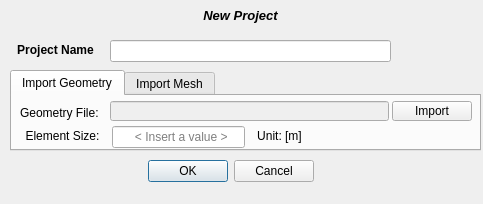
Old version of the form pulse/uix/user_input/ui/newProjectInput.ui in the repository open-pulse/OpenPulse.
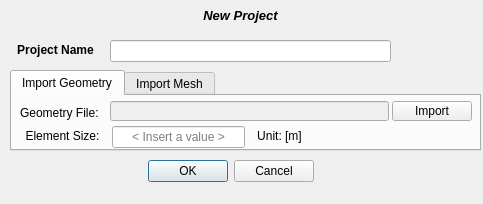
New version of the form.

Diff of the .ui file:
```diff
--- a/pulse/uix/user_input/ui/newProjectInput.ui
+++ b/pulse/uix/user_input/ui/newProjectInput.ui
@@ -254,8 +254,11 @@
          <property name="cursorPosition">
           <number>0</number>
          </property>
+         <property name="alignment">
+          <set>Qt::AlignCenter</set>
+         </property>
          <property name="placeholderText">
-          <string>      &lt; Insert a value &gt;</string>
+          <string>&lt; Insert a value &gt;</string>
          </property>
         </widget>
        </item>
```
Left out of the diff: 26 changed lines with no effect on the pictures.
